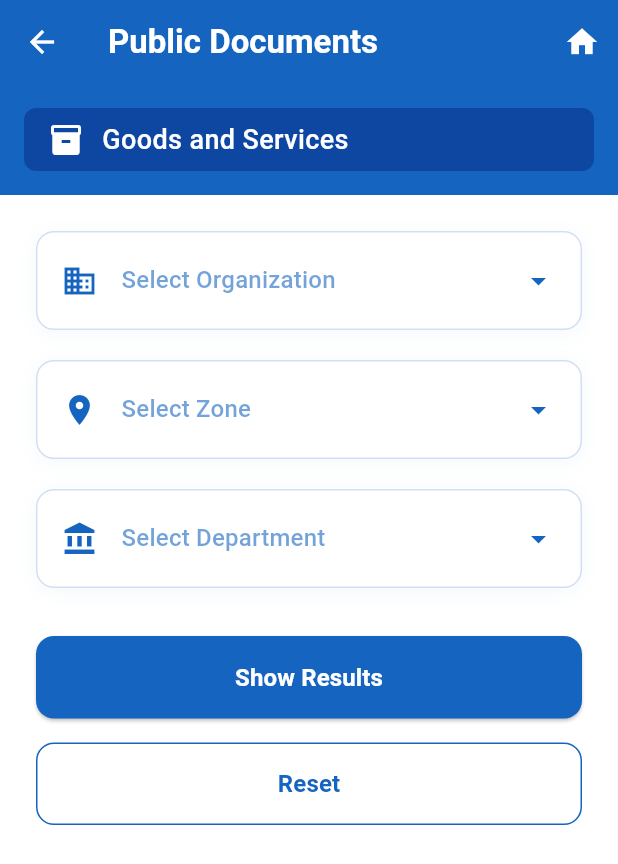
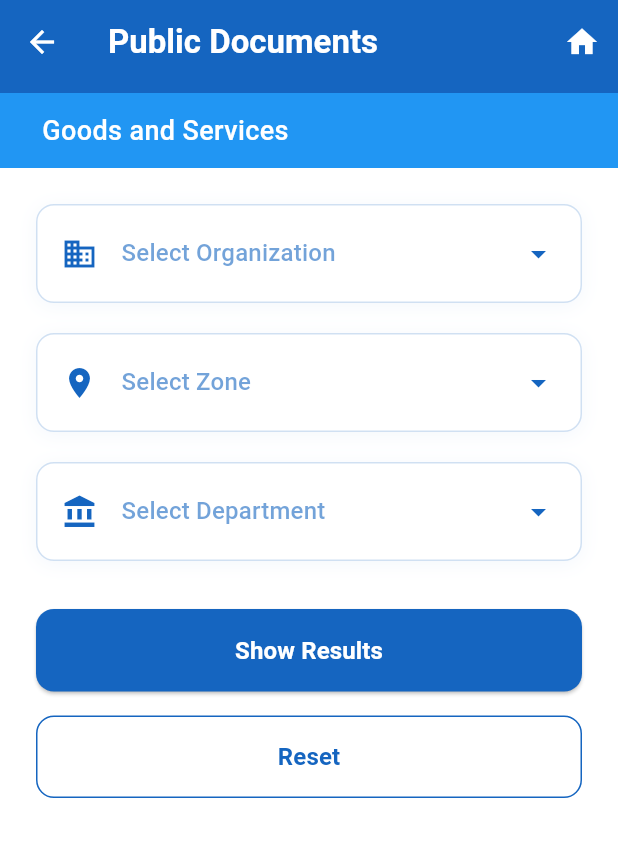
Before and after one commit to gajendrasingh05/ireps_training, a Flutter app: the PublicDocumentsPage screen opened directly, on a phone screen of 412 x 824 dp. Shown: the top 864 px of the screen. Run offline on Flutter 3.47's test engine with Material 3 defaults, Android fonts, the phone set to English and light mode, and no system bars; our stand-ins replace dropdown_search; Roboto replaces fonts that are missing (Gastie).

Commit message:
committed by Rishu - 21.02.2025 (goods and services)

```diff
--- a/lib/goodsandservices.dart
+++ b/lib/goodsandservices.dart
@@ -33,6 +33,7 @@ class _PublicDocumentsPageState extends State<PublicDocumentsPage> {
   String? selectedDepartment;
 
   final Color primaryBlue = Colors.blue[800]!;
+  final Color secondaryBlue = Colors.blue[500]!; // Much lighter blue for secondary navbar
   final List<String> organizations = ['Organization A', 'Organization B', 'Organization C'];
   final List<String> zones = ['North Zone', 'South Zone', 'East Zone', 'West Zone'];
   final List<String> departments = ['Finance', 'Healthcare', 'Education', 'Transport'];
@@ -63,22 +64,14 @@ class _PublicDocumentsPageState extends State<PublicDocumentsPage> {
             },
           ),
         ],
-      ),
-      body: SingleChildScrollView(
-        child: Column(
-          children: [
-            Container(
-              padding: const EdgeInsets.all(16),
-              color: primaryBlue,
+        bottom: PreferredSize(
+          preferredSize: const Size.fromHeight(56.0),
           child: Container(
-                padding: const EdgeInsets.symmetric(horizontal: 16, vertical: 8),
-                decoration: BoxDecoration(
-                  color: Colors.blue[900],
-                  borderRadius: BorderRadius.circular(8),
-                ),
+            color: secondaryBlue,
+            padding: const EdgeInsets.symmetric(horizontal: 16, vertical: 12),
             child: const Row(
               children: [
-                    Icon(Icons.inventory_2, color: Colors.white),
+                //Icon(Icons.inventory_2, color: Colors.white),
                 SizedBox(width: 12),
                 Text(
                   'Goods and Services',
@@ -92,7 +85,9 @@ class _PublicDocumentsPageState extends State<PublicDocumentsPage> {
             ),
           ),
         ),
-            Padding(
+      ),
+      body: SingleChildScrollView(
+        child: Padding(
           padding: const EdgeInsets.all(24),
           child: Column(
             crossAxisAlignment: CrossAxisAlignment.stretch,
@@ -175,8 +170,6 @@ class _PublicDocumentsPageState extends State<PublicDocumentsPage> {
             ],
           ),
         ),
-          ],
-        ),
       ),
     );
   }
```
Lines whose indentation alone changed are shown as unchanged.
